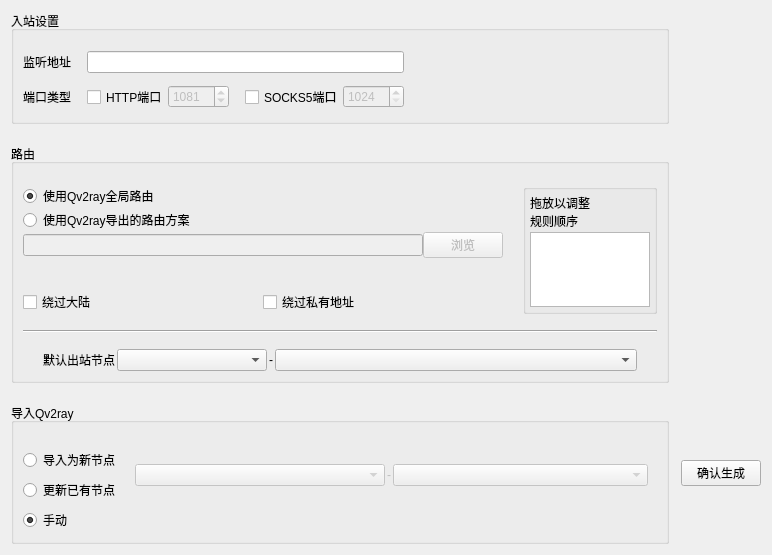
Old version of the form ui/qv2ray_balancer.ui in the repository cangyin/PQv2ray.
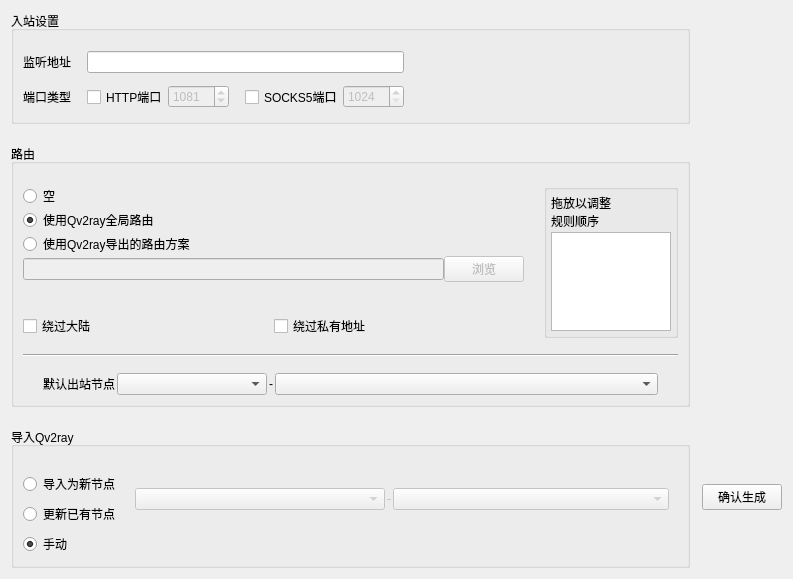
New version of the form. Custom widgets are drawn as their Qt base class.

Commit message: major commit 1) delete complex config templates 2) node specialized format 3) a node is determined as a balancer node if it  contains one and only one balancer. 4) fix: NodeListModel.getNode crashes at some rare conditions. 5) add: utils.has_duplication 6) refact: MyListView 7) update balancer UI: add QRadioButton for no route settings 8) update gitignore

The edit to the form file:
```diff
--- a/ui/qv2ray_balancer.ui
+++ b/ui/qv2ray_balancer.ui
@@ -6,8 +6,8 @@
    <rect>
     <x>0</x>
     <y>0</y>
-    <width>772</width>
-    <height>550</height>
+    <width>793</width>
+    <height>564</height>
    </rect>
   </property>
   <property name="sizePolicy">
@@ -185,6 +185,16 @@
       </item>
       <item row="0" column="0">
        <layout class="QVBoxLayout" name="verticalLayout_4">
+        <item>
+         <widget class="QRadioButton" name="rbtnNoRouteSettings">
+          <property name="text">
+           <string>空</string>
+          </property>
+          <property name="checked">
+           <bool>false</bool>
+          </property>
+         </widget>
+        </item>
         <item>
          <widget class="QRadioButton" name="rbtnUseQvRouteSettings">
           <property name="text">
```
Left out of the diff: 2 changed lines with no effect on the pictures. The commit also changes 14 other files.
